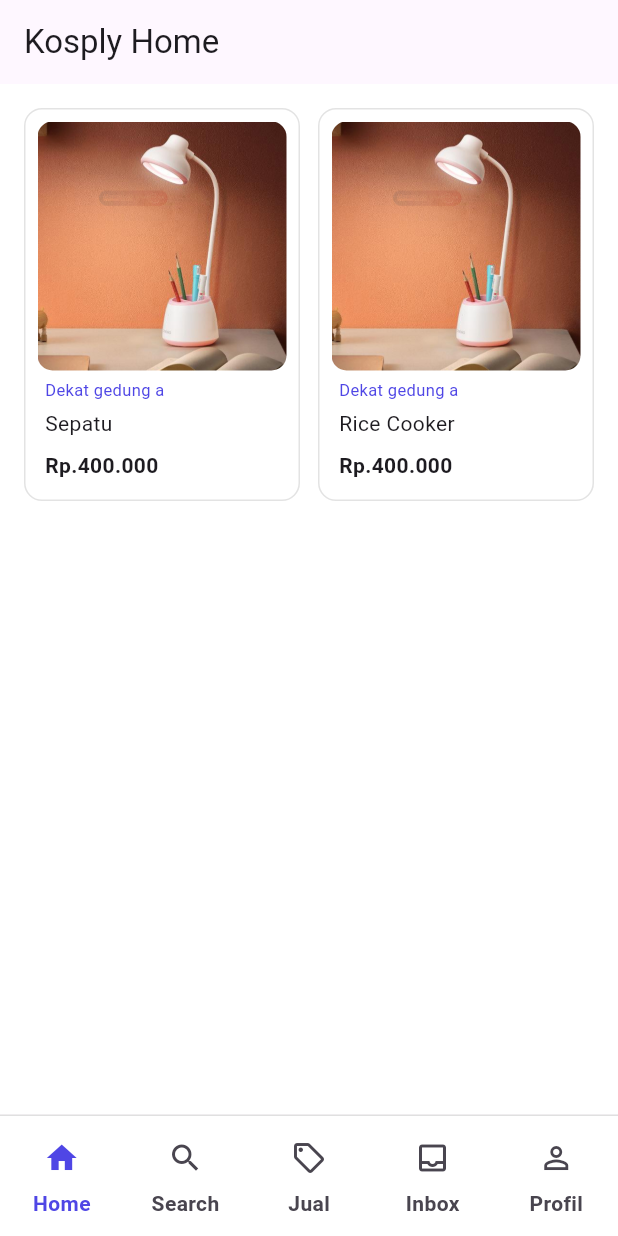
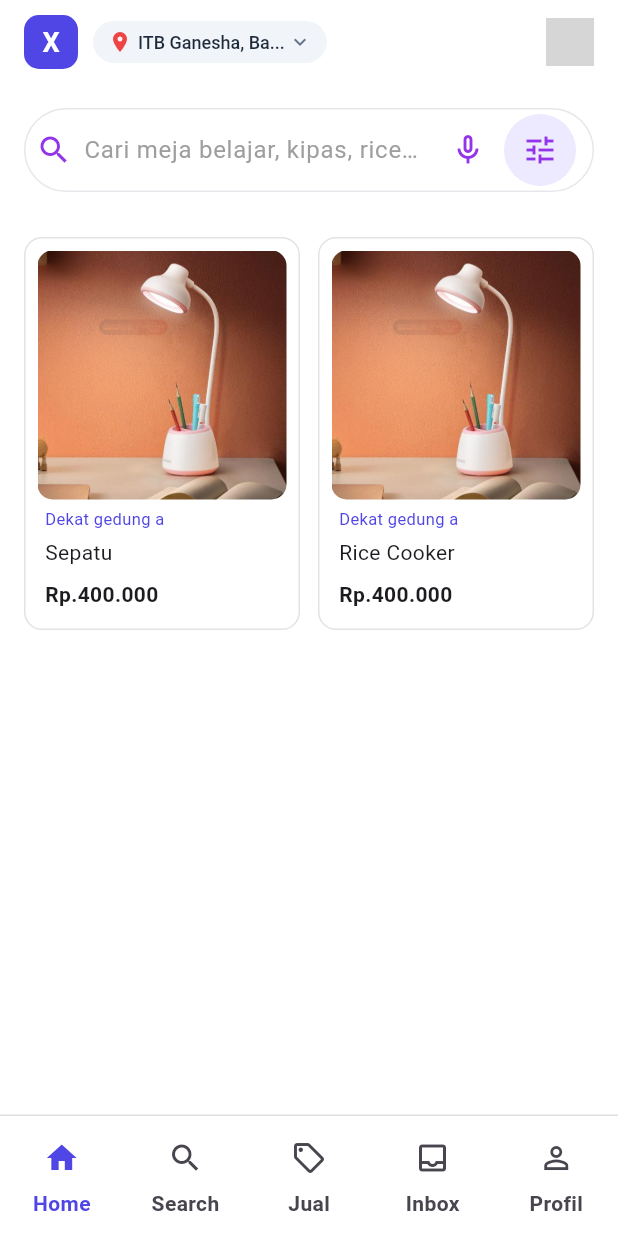
Before and after one commit to Kosply/Kosply-mobile, a Flutter app: the screen it shows after launch, on a phone screen of 412 x 824 dp. Run offline on Flutter 3.47's test engine with Material 3 defaults, Android fonts, the phone set to English and light mode, and no system bars; our stand-ins replace flutter_riverpod; grey boxes are pictures that could not be loaded.

Commit message:
feat: more refined main_layout; adding implementation of Riverpod

```diff
--- a/lib/layouts/main_layout.dart
+++ b/lib/layouts/main_layout.dart
@@ -1,20 +1,93 @@
 import 'package:flutter/material.dart';
+import 'package:flutter_riverpod/flutter_riverpod.dart';
 
+import '../providers/navigation_provider.dart';
 import '../screens/home_screen.dart';
 
-class KosplyMainLayout extends StatefulWidget {
+class KosplyMainLayout extends ConsumerWidget {
   const KosplyMainLayout({super.key});
 
   @override
-  State<KosplyMainLayout> createState() => _KosplyMainLayoutState();
-}
+  Widget build(BuildContext context, WidgetRef ref) {
+    // Read the current index
+    final currentPageIndex = ref.watch(navigationIndexProvider);
 
-class _KosplyMainLayoutState extends State<KosplyMainLayout> {
-  int currentPageIndex = 0;
+    return Scaffold(
+      appBar: AppBar(
+        backgroundColor: Colors.white,
+        elevation: 0,
+        titleSpacing: 16,
+        title: Row(
+          children: [
+            // 1. Brand App Icon (Blue rounded square with 'X')
+            Container(
+              width: 36,
+              height: 36,
+              decoration: BoxDecoration(
+                color: const Color(0xFF4F46E5), // Your app purple/blue
+                borderRadius: BorderRadius.circular(10),
+              ),
+              child: const Center(
+                child: Text(
+                  'X',
+                  style: TextStyle(
+                    color: Colors.white,
+                    fontWeight: FontWeight.bold,
+                    fontSize: 18,
+                  ),
+                ),
+              ),
+            ),
+            const SizedBox(width: 10),
 
-  @override
-  Widget build(BuildContext context) {
-    return Scaffold(
+            // 2. Location Pill Container
+            Container(
+              padding: const EdgeInsets.symmetric(horizontal: 10, vertical: 6),
+              decoration: BoxDecoration(
+                color: const Color(0xFFF1F5F9), // Light grayish-blue background
+                borderRadius: BorderRadius.circular(20),
+              ),
+              child: Row(
+                mainAxisSize: MainAxisSize.min,
+                children: const [
+                  Icon(
+                    Icons.location_on,
+                    color: Color(0xFFEF4444),
+                    size: 16,
+                  ), // Red pin icon
+                  SizedBox(width: 4),
+                  Text(
+                    'ITB Ganesha, Ba...',
+                    style: TextStyle(
+                      fontSize: 12,
+                      color: Color(0xFF1E293B),
+                      fontWeight: FontWeight.w500,
+                    ),
+                  ),
+                  SizedBox(width: 2),
+                  Icon(
+                    Icons.keyboard_arrow_down,
+                    color: Color(0xFF64748B),
+                    size: 16,
+                  ),
+                ],
+              ),
+            ),
+          ],
+        ),
+        actions: [
+          // 3. Circular Profile Avatar on the right
+          Padding(
+            padding: const EdgeInsets.only(right: 16.0),
+            child: CircleAvatar(
+              radius: 16,
+              backgroundImage: AssetImage(
+                'assets/images/profile_placeholder.png',
+              ), // Or NetworkImage / Icon
+            ),
+          ),
+        ],
+      ),
       body: <Widget>[
         // Page 0: Home
         const HomeScreen(),
@@ -29,13 +102,9 @@ class _KosplyMainLayoutState extends State<KosplyMainLayout> {
       ][currentPageIndex],
       bottomNavigationBar: Container(
         decoration: BoxDecoration(
-          color: Colors.white, // Match your background color
+          color: Colors.white,
           border: Border(
-            top: BorderSide(
-              color: Colors.grey.shade300, // Color of your tiny stroke
-              width:
-                  1.0, // Thickness of the stroke (1 pixel is nice and subtle)
-            ),
+            top: BorderSide(color: Colors.grey.shade300, width: 1.0),
           ),
         ),
         child: NavigationBarTheme(
@@ -61,13 +130,12 @@ class _KosplyMainLayoutState extends State<KosplyMainLayout> {
           ),
           child: NavigationBar(
             backgroundColor: Colors.white,
-            indicatorColor: Color(0x00000000),
+            indicatorColor: const Color(0x00000000),
+            selectedIndex: currentPageIndex,
             onDestinationSelected: (int index) {
-              setState(() {
-                currentPageIndex = index;
-              });
+              // Update state using Riverpod notifier instead of setState
+              ref.read(navigationIndexProvider.notifier).setIndex(index);
             },
-            selectedIndex: currentPageIndex,
             destinations: const <Widget>[
               NavigationDestination(
                 icon: Icon(Icons.home_outlined),
--- /dev/null
+++ b/lib/providers/navigation_provider.dart
@@ -0,0 +1,18 @@
+import 'package:flutter_riverpod/flutter_riverpod.dart';
+
+// 1. Define the Notifier class to manage the integer state
+class NavigationIndexNotifier extends Notifier<int> {
+  @override
+  int build() {
+    return 0; // Initial active tab index (Home)
+  }
+
+  void setIndex(int newIndex) {
+    state = newIndex;
+  }
+}
+
+// 2. Expose the provider globally
+final navigationIndexProvider = NotifierProvider<NavigationIndexNotifier, int>(
+  NavigationIndexNotifier.new,
+);
--- a/lib/screens/home_screen.dart
+++ b/lib/screens/home_screen.dart
@@ -1,6 +1,7 @@
 import 'package:flutter/material.dart';
 
 import '../widgets/product_card.dart';
+import '../widgets/searchbar.dart';
 
 class HomeScreen extends StatelessWidget {
   const HomeScreen({super.key});
@@ -9,7 +10,6 @@ class HomeScreen extends StatelessWidget {
   Widget build(BuildContext context) {
     return Scaffold(
       backgroundColor: Colors.white,
-      appBar: AppBar(title: const Text('Kosply Home'), elevation: 0),
       body: const SingleChildScrollView(
         child: Padding(
           padding: EdgeInsets.all(16.0),
@@ -17,6 +17,8 @@ class HomeScreen extends StatelessWidget {
             crossAxisAlignment: CrossAxisAlignment.start,
             children: [
               // Put your search bar, banners, and product grid here!
+              KosplySearchbar(),
+              SizedBox(height: 30),
               Row(
                 children: [
                   Expanded(
--- /dev/null
+++ b/lib/widgets/searchbar.dart
@@ -0,0 +1,50 @@
+import 'package:flutter/material.dart';
+
+class KosplySearchbar extends StatelessWidget {
+  const KosplySearchbar({super.key});
+
+  @override
+  Widget build(BuildContext context) {
+    return SearchBar(
+      hintText: 'Cari meja belajar, kipas, rice cooker...',
+      hintStyle: WidgetStateProperty.all(const TextStyle(color: Colors.grey)),
+      leading: const Icon(
+        Icons.search,
+        color: Color(0xFF9333EA),
+      ), // Search magnifier icon
+      trailing: [
+        IconButton(
+          icon: const Icon(Icons.mic_none_outlined, color: Color(0xFF9333EA)),
+          onPressed: () {},
+        ),
+        Container(
+          margin: const EdgeInsets.only(right: 4),
+          decoration: const BoxDecoration(
+            color: Color(0xFFEDE9FE), // Light purple circular button background
+            shape: BoxShape.circle,
+          ),
+          child: IconButton(
+            icon: const Icon(
+              Icons.tune,
+              color: Color(0xFF9333EA),
+            ), // Filter / Tune icon
+            onPressed: () {},
+          ),
+        ),
+      ],
+      elevation: WidgetStateProperty.all(
+        0,
+      ), // Keeps it flat without heavy shadow
+      backgroundColor: WidgetStateProperty.all(Colors.white),
+      side: WidgetStateProperty.all(
+        const BorderSide(
+          color: Color(0xFFE5E7EB),
+          width: 1.0,
+        ), // Outer pill border
+      ),
+      shape: WidgetStateProperty.all(
+        const StadiumBorder(), // Gives it that fully rounded pill capsule shape
+      ),
+    );
+  }
+}
```
